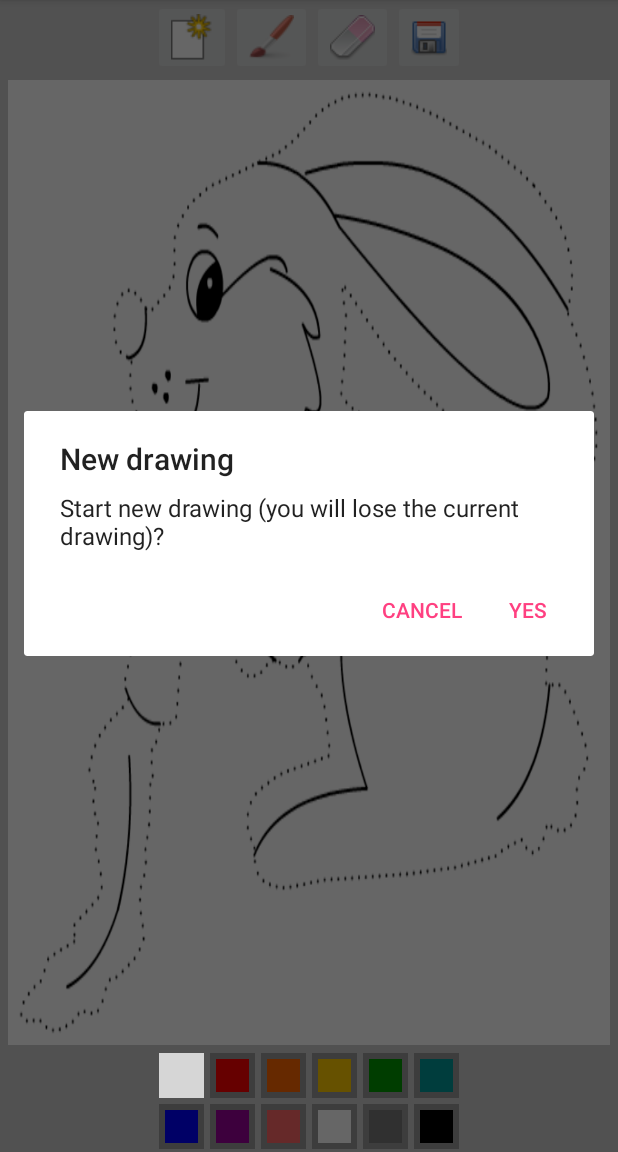
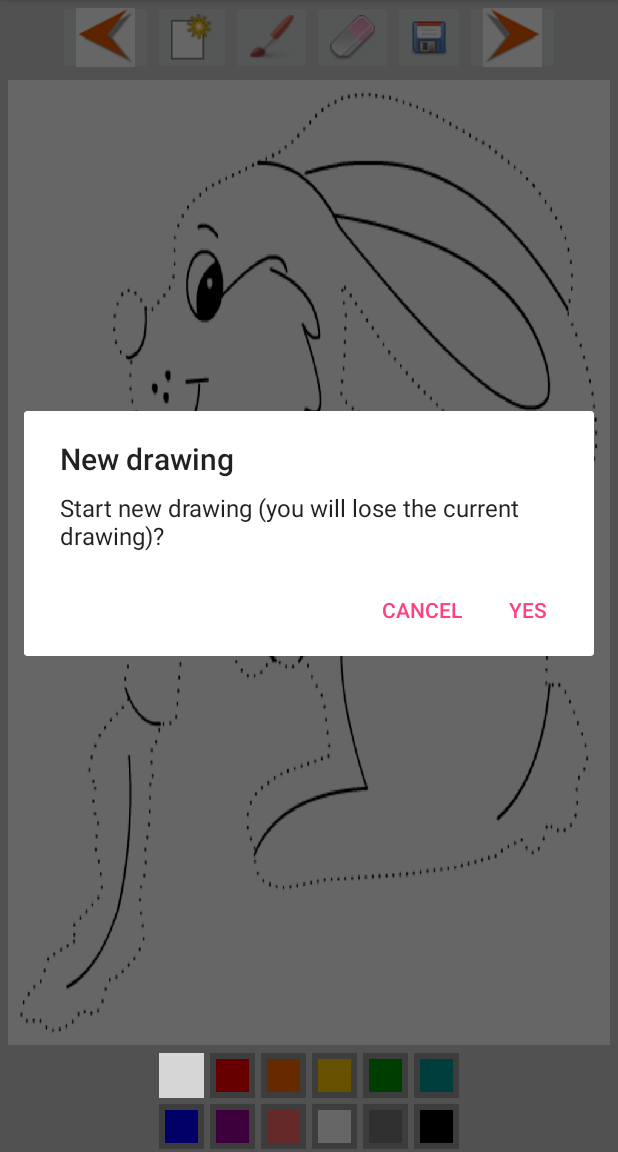
Before and after one commit to CoTrehiou/PaintApp, an Android app: the screen it shows after launch (MainActivity), after a tap on "New", on a phone screen of 412 x 824 dp, the part 84-1236 px from its top. Run offline under Robolectric (Android 15) with nearby library versions, the phone set to English and light mode, and no system bars; grey boxes are pictures that could not be loaded.

Commit message:
chnagement d'image avec fleches
ajout des 2 boutons suivant et precedent
appel aux 2 fonction startNext et StartPrevious

```diff
--- a/app/src/main/res/drawable/large.xml
+++ b/app/src/main/res/drawable/large.xml
@@ -4,8 +4,8 @@
         android:shape="oval" >
 
         <size
-            android:height="@dimen/large_brush"
-            android:width="@dimen/large_brush" />
+            android:height="@dimen/large_selector"
+            android:width="@dimen/large_selector" />
 
         <solid android:color="#FF666666" />
 
--- a/app/src/main/res/drawable/medium.xml
+++ b/app/src/main/res/drawable/medium.xml
@@ -4,8 +4,8 @@
         android:shape="oval" >
 
         <size
-            android:height="@dimen/medium_brush"
-            android:width="@dimen/medium_brush" />
+            android:height="@dimen/medium_selector"
+            android:width="@dimen/medium_selector" />
 
         <solid android:color="#FF666666" />
     </shape>
--- a/app/src/main/res/drawable/small.xml
+++ b/app/src/main/res/drawable/small.xml
@@ -4,8 +4,8 @@
         android:shape="oval" >
 
         <size
-            android:height="@dimen/small_brush"
-            android:width="@dimen/small_brush" />
+            android:height="@dimen/small_selector"
+            android:width="@dimen/small_selector" />
 
         <solid android:color="#FF666666" />
 
--- a/app/src/main/res/layout/activity_main.xml
+++ b/app/src/main/res/layout/activity_main.xml
@@ -12,6 +12,13 @@
         android:layout_height="50dp"
         android:layout_gravity="center"
         android:orientation="horizontal" >
+
+        <ImageButton
+            android:id="@+id/previous_btn"
+            android:layout_width="wrap_content"
+            android:layout_height="fill_parent"
+            android:contentDescription="@string/previous"
+            android:src="@drawable/precedent" />
 
         <ImageButton
             android:id="@+id/new_btn"
@@ -41,6 +48,12 @@
             android:contentDescription="@string/save"
             android:src="@drawable/image_save" />
 
+        <ImageButton
+            android:id="@+id/next_btn"
+            android:layout_width="wrap_content"
+            android:layout_height="fill_parent"
+            android:contentDescription="@string/next"
+            android:src="@drawable/suivant" />
 
 
     </LinearLayout>
@@ -54,7 +67,7 @@
         android:layout_marginRight="5dp"
         android:layout_marginTop="3dp"
         android:layout_weight="1"
-        android:background="#FFFFFFFF" />
+        android:background="#ffffff" />
 
     <LinearLayout
         android:layout_width="wrap_content"
@@ -70,8 +83,8 @@
             android:orientation="horizontal" >
 
             <ImageButton
-                android:layout_width="@dimen/large_brush"
-                android:layout_height="@dimen/large_brush"
+                android:layout_width="@dimen/size_palette"
+                android:layout_height="@dimen/size_palette"
                 android:layout_margin="2dp"
                 android:background="#FF660000"
                 android:contentDescription="@string/paint"
@@ -80,8 +93,8 @@
                 android:tag="#FF660000" />
 
             <ImageButton
-                android:layout_width="@dimen/large_brush"
-                android:layout_height="@dimen/large_brush"
+                android:layout_width="@dimen/size_palette"
+                android:layout_height="@dimen/size_palette"
                 android:layout_margin="2dp"
                 android:background="#FFFF0000"
                 android:contentDescription="@string/paint"
@@ -90,8 +103,8 @@
                 android:tag="#FFFF0000" />
 
             <ImageButton
-                android:layout_width="@dimen/large_brush"
-                android:layout_height="@dimen/large_brush"
+                android:layout_width="@dimen/size_palette"
+                android:layout_height="@dimen/size_palette"
                 android:layout_margin="2dp"
                 android:background="#FFFF6600"
                 android:contentDescription="@string/paint"
@@ -100,8 +113,8 @@
                 android:tag="#FFFF6600" />
 
             <ImageButton
-                android:layout_width="@dimen/large_brush"
-                android:layout_height="@dimen/large_brush"
+                android:layout_width="@dimen/size_palette"
+                android:layout_height="@dimen/size_palette"
                 android:layout_margin="2dp"
                 android:background="#FFFFCC00"
                 android:contentDescription="@string/paint"
@@ -110,8 +123,8 @@
                 android:tag="#FFFFCC00" />
 
             <ImageButton
-                android:layout_width="@dimen/large_brush"
-                android:layout_height="@dimen/large_brush"
+                android:layout_width="@dimen/size_palette"
+                android:layout_height="@dimen/size_palette"
                 android:layout_margin="2dp"
                 android:background="#FF009900"
                 android:contentDescription="@string/paint"
@@ -120,8 +133,8 @@
                 android:tag="#FF009900" />
 
             <ImageButton
-                android:layout_width="@dimen/large_brush"
-                android:layout_height="@dimen/large_brush"
+                android:layout_width="@dimen/size_palette"
+                android:layout_height="@dimen/size_palette"
                 android:layout_margin="2dp"
                 android:background="#FF009999"
                 android:contentDescription="@string/paint"
@@ -137,8 +150,8 @@
             android:orientation="horizontal" >
 
             <ImageButton
-                android:layout_width="@dimen/large_brush"
-                android:layout_height="@dimen/large_brush"
+                android:layout_width="@dimen/size_palette"
+                android:layout_height="@dimen/size_palette"
                 android:layout_margin="2dp"
                 android:background="#FF0000FF"
                 android:contentDescription="@string/paint"
@@ -147,8 +160,8 @@
                 android:tag="#FF0000FF" />
 
             <ImageButton
-                android:layout_width="@dimen/large_brush"
-                android:layout_height="@dimen/large_brush"
+                android:layout_width="@dimen/size_palette"
+                android:layout_height="@dimen/size_palette"
                 android:layout_margin="2dp"
                 android:background="#FF990099"
                 android:contentDescription="@string/paint"
@@ -157,8 +170,8 @@
                 android:tag="#FF990099" />
 
             <ImageButton
-                android:layout_width="@dimen/large_brush"
-                android:layout_height="@dimen/large_brush"
+                android:layout_width="@dimen/size_palette"
+                android:layout_height="@dimen/size_palette"
                 android:layout_margin="2dp"
                 android:background="#FFFF6666"
                 android:contentDescription="@string/paint"
@@ -167,8 +180,8 @@
                 android:tag="#FFFF6666" />
 
             <ImageButton
-                android:layout_width="@dimen/large_brush"
-                android:layout_height="@dimen/large_brush"
+                android:layout_width="@dimen/size_palette"
+                android:layout_height="@dimen/size_palette"
                 android:layout_margin="2dp"
                 android:background="#FFFFFFFF"
                 android:contentDescription="@string/paint"
@@ -177,8 +190,8 @@
                 android:tag="#FFFFFFFF" />
 
             <ImageButton
-                android:layout_width="@dimen/large_brush"
-                android:layout_height="@dimen/large_brush"
+                android:layout_width="@dimen/size_palette"
+                android:layout_height="@dimen/size_palette"
                 android:layout_margin="2dp"
                 android:background="#FF787878"
                 android:contentDescription="@string/paint"
@@ -187,8 +200,8 @@
                 android:tag="#FF787878" />
 
             <ImageButton
-                android:layout_width="@dimen/large_brush"
-                android:layout_height="@dimen/large_brush"
+                android:layout_width="@dimen/size_palette"
+                android:layout_height="@dimen/size_palette"
                 android:layout_margin="2dp"
                 android:background="#FF000000"
                 android:contentDescription="@string/paint"
--- a/app/src/main/res/values/dimens.xml
+++ b/app/src/main/res/values/dimens.xml
@@ -1,10 +1,18 @@
 <?xml version="1.0" encoding="utf-8"?>
 <resources>
     <!-- Brush sizes -->
-    <dimen name="small_brush">10dp</dimen>
+    <dimen name="small_brush">1dp</dimen>
+    <dimen name="medium_brush">5dp</dimen>
+    <dimen name="large_brush">10dp</dimen>
+
+    <dimen name="size_palette">30dp</dimen>
+
+    <integer name="large_size">30</integer>
+    <integer name="medium_size">20</integer>
     <integer name="small_size">10</integer>
-    <dimen name="medium_brush">20dp</dimen>
-    <integer name="medium_size">20</integer>
-    <dimen name="large_brush">30dp</dimen>
-    <integer name="large_size">30</integer>
+
+    <dimen name="small_selector">10dp</dimen>
+    <dimen name="medium_selector">20dp</dimen>
+    <dimen name="large_selector">30dp</dimen>
+
 </resources>
--- a/app/src/main/res/values/strings.xml
+++ b/app/src/main/res/values/strings.xml
@@ -1,11 +1,12 @@
 <resources>
     <string name="app_name">PaintApp</string>
     <string name="start_new">New</string>
+    <string name="next">Suivant</string>
+    <string name="previous">Précédent</string>
     <string name="brush">Brush</string>
     <string name="erase">Erase</string>
     <string name="save">Save</string>
     <string name="paint">Paint</string>
-    //brush size
     <string name="sml">Small</string>
     <string name="med">Medium</string>
     <string name="lrg">Large</string>
```
Also changed, not shown: app/src/main/java/com/example/uqac/paintapp/DrawingView.java (+43 -7 lines), app/src/main/java/com/example/uqac/paintapp/MainActivity.java (+49 -2 lines), app/src/main/res/drawable/image0.png (renamed from app/src/main/res/drawable/lapin.png), app/src/main/res/drawable/image1.jpg (renamed from app/src/main/res/drawable/mouton.jpg), app/src/main/res/drawable/image2.jpg (added), app/src/main/res/drawable/precedent.png (added), app/src/main/res/drawable/suivant.png (added).
